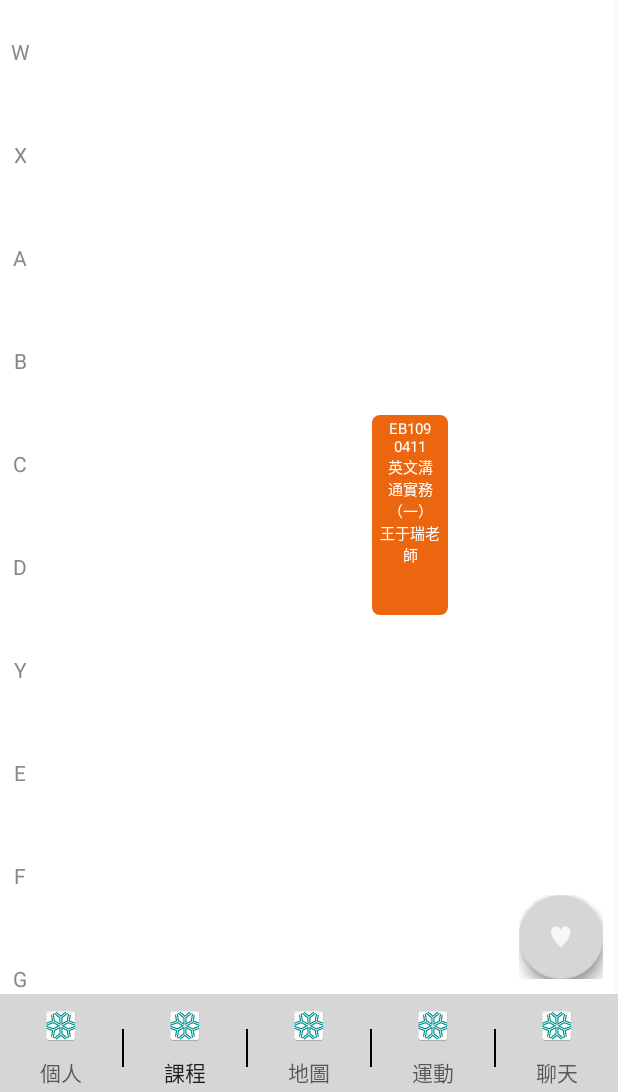
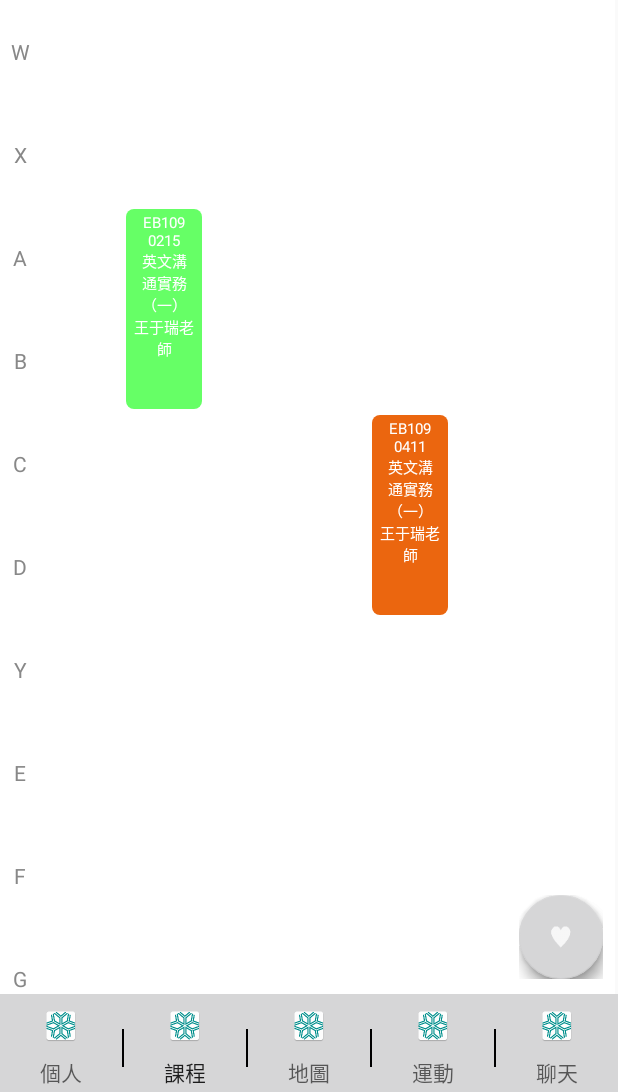
Before and after one commit to qaz10102030/Campus_UI, an Android app: the screen it shows after launch (MainActivity), item 2 of the bottom bar chosen, on a phone screen of 412 x 824 dp, the part 144-1236 px from its top. Run offline under Robolectric (Android 15) with nearby library versions, the phone set to English and light mode, and no system bars; our stand-ins replace Volley; plain views replace FloatingActionButton, FloatingActionMenu.

Commit message:
add delete_class funtion

```diff
--- a/app/src/main/java/net/kaijie/campus_ui/CourseTableView.java
+++ b/app/src/main/java/net/kaijie/campus_ui/CourseTableView.java
@@ -99,7 +99,7 @@ public class CourseTableView extends RelativeLayout {
             flCourseContent.addView(fl);
         }
     }
-    private void clearViewsIfNeeded() {
+    public void clearViewsIfNeeded() {
         if (myCacheViews == null || myCacheViews.isEmpty())
             return;
 
--- a/app/src/main/java/net/kaijie/campus_ui/MainActivity.java
+++ b/app/src/main/java/net/kaijie/campus_ui/MainActivity.java
@@ -131,9 +131,9 @@ public class MainActivity extends AppCompatActivity
         /////////////////////////////////
     }
     //kaijie
-    public void initclass() {
+    public void initclass()  {
 
-        List<Course> list = new ArrayList<>();
+        final List<Course> list = new ArrayList<>();
         Course c1 = new Course();
         c1.setday(5)
                 .setroom("EB109")
@@ -148,6 +148,20 @@ public class MainActivity extends AppCompatActivity
                 .setschedule(5)
                 .setSpanNum(2);
         list.add(c1);
+        Course c2 = new Course();
+        c2.setday(2)
+                .setroom("EB109")
+                .setserial("0215")
+                .setname("英文溝通實務（一）")
+                .setname_eng("Practicum in English Communication（Ι）")
+                .setclassfor("四工程一A")
+                .setrequire("必修")
+                .setrequire_eng("Required")
+                .setcredits("0-2-1")
+                .setteacher("王于瑞")
+                .setschedule(3)
+                .setSpanNum(2);
+        list.add(c2);
 
 
       /*  c1.setday(5);
@@ -167,7 +181,7 @@ public class MainActivity extends AppCompatActivity
 
         courseTableView.setOnCourseItemClickListener(new CourseTableView.OnCourseItemClickListener() {
             @Override
-            public void onCourseItemClick(TextView tv,int schedule, int day, String room,String serial, String name, String name_eng, String class_for, String require, String require_eng, String credits, String teacher,int spanNum) {
+            public void onCourseItemClick(TextView tv, int schedule, int day, String room, final String serial, String name, String name_eng, String class_for, String require, String require_eng, String credits, String teacher, int spanNum) {
             try {
                 ArrayList<String> result_dialog = new ArrayList<>(); //宣告動態陣列，用來存課程項目跟資料組合後的字串
                 LayoutInflater inflater = LayoutInflater.from(MainActivity.this); //LayoutInflater的目的是將自己設計xml的Layout轉成View
@@ -199,6 +213,26 @@ public class MainActivity extends AppCompatActivity
                 new AlertDialog.Builder(MainActivity.this) //宣告對話框物件，並顯示課程資料
                         .setTitle("詳細資料")
                         .setView(class_view)
+                        .setNegativeButton("刪除", new DialogInterface.OnClickListener() {
+                            @Override
+                            public void onClick(DialogInterface dialogInterface, int i) {
+                                Toast.makeText(MainActivity.this, "已刪除", Toast.LENGTH_SHORT).show();
+                                courseTableView.clearViewsIfNeeded();
+                                Course compare_c=new Course();
+                                compare_c.setserial(serial);
+                                int remove_c=0;
+                                for (int j = 0; j <list.size() ; j++) {
+                                    if(list.get(j).getserial()==compare_c.getserial()){
+                                        remove_c=j;
+                                    }
+                                }
+                                list.remove(remove_c);
+
+                                courseTableView.updateCourseViews(list);
+
+
+                            }
+                        })
                         .setPositiveButton("離開", new DialogInterface.OnClickListener() {
                             @Override
                             public void onClick(DialogInterface dialog, int which) {
@@ -488,7 +522,7 @@ public class MainActivity extends AppCompatActivity
         Course course = new Course();
         try {
             JSONArray array = new JSONArray(course_data);
-            String index[] = {"W","X","A","B","C","D","Y","E","F","G","H","Z","I"};
+            String index[] = {"empty","W","X","A","B","C","D","Y","E","F","G","H","Z","I"};
             for (int i = 0; i < array.length(); i++) {
                 String serial = array.getJSONObject(i).optString("serial");
                 String name = array.getJSONObject(i).optString("name");
--- a/build.gradle
+++ b/build.gradle
@@ -5,7 +5,7 @@ buildscript {
         jcenter()
     }
     dependencies {
-        classpath 'com.android.tools.build:gradle:2.1.2'
+        classpath 'com.android.tools.build:gradle:2.3.3'
 
         // NOTE: Do not place your application dependencies here; they belong
         // in the individual module build.gradle files
```
Also changed, not shown: gradle/wrapper/gradle-wrapper.properties.
